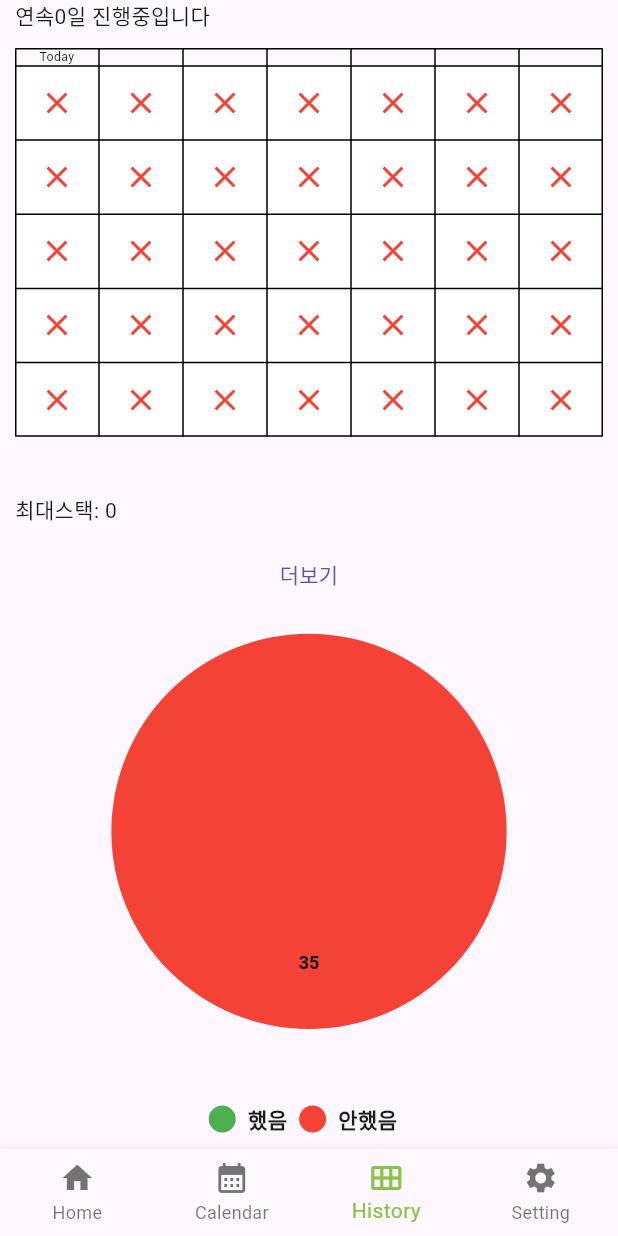
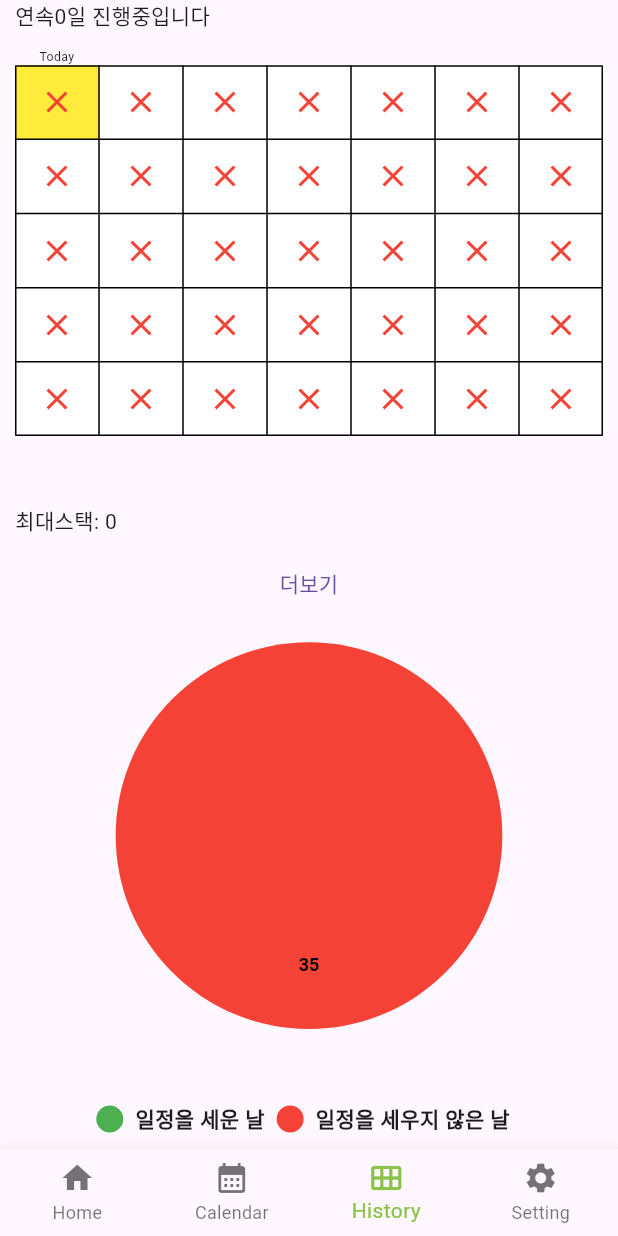
Before and after one commit to kuper0201/TimeBoxing_Fork, a Flutter app: the screen it shows after launch, item 3 of the bottom bar chosen, on a phone screen of 412 x 824 dp. Run offline on Flutter 3.47's test engine with Material 3 defaults, Android fonts, the phone set to English and light mode, and no system bars; drawn by our look-alikes of pie_chart; our stand-ins replace drift, equatable, flutter_datetime_picker_plus, syncfusion_flutter_calendar; missing offline and left inert: dart:ffi, desktop_window, split_view, word_break_text; accounts and stored records are empty; generated files the repository leaves out were written again.

Commit message:
implementation of pie chart on history view

```diff
--- a/lib/History.dart
+++ b/lib/History.dart
@@ -100,25 +100,36 @@ class _HistoryViewState extends State<HistoryView> {
           }
 
           uncheck = maxStreakSize - check;
+          double fontSize = MediaQuery.of(context).size.width * 0.3 / 15;
 
           //테이블 그리기
           return Column(
             children:[
               Expanded(flex: 1, child: Container(width: double.infinity, child: Text("연속$currentStack일 진행중입니다", textAlign: TextAlign.start))),
+              Table(
+                  children: [
+                    TableRow(
+                      children: List.generate(7, (colIndex) {
+                        if(colIndex == 0) {
+                          return Center(
+                            child: Text(
+                              "Today",
+                              style: TextStyle(fontSize: fontSize),
+                              textAlign: TextAlign.center
+                            )
+                          );
+                        }
+
+                        return TableCell(child: Container(color: Colors.green));
+                      }),
+                    )
+                  ],
+              ),
               Expanded(
                 flex: 9,
                 child: Table(
                   border: TableBorder.all(),
-                  children: List<TableRow>.generate(6, (rowIndex) {
-                    if(rowIndex == 0) {
-                      return TableRow(
-                        children: List.generate(7, (colIndex) {
-                          if(colIndex == 0) return Container(child: Center(child: Text(style: TextStyle(fontSize: MediaQuery.of(context).size.width*0.3/15), "Today", textAlign: TextAlign.center,)));
-                          return Container();
-                        }),
-                      );
-                    }
-
+                  children: List<TableRow>.generate(5, (rowIndex) {
                     return TableRow(
                       children: List<Widget>.generate(7, (colIndex) {
                         int itemIndex = rowIndex * 7 + colIndex;
@@ -147,7 +158,7 @@ class _HistoryViewState extends State<HistoryView> {
                 child: PieChart(
                   initialAngleInDegree: -90,
                   colorList: const [Colors.green, Colors.red],
-                  dataMap: {'했음': check.toDouble(), '안했음': uncheck.toDouble()},
+                  dataMap: {'일정을 세운 날': check.toDouble(), '일정을 세우지 않은 날': uncheck.toDouble()},
                   legendOptions: const LegendOptions(
                     legendPosition: LegendPosition.bottom,
                     showLegendsInRow: true
```
